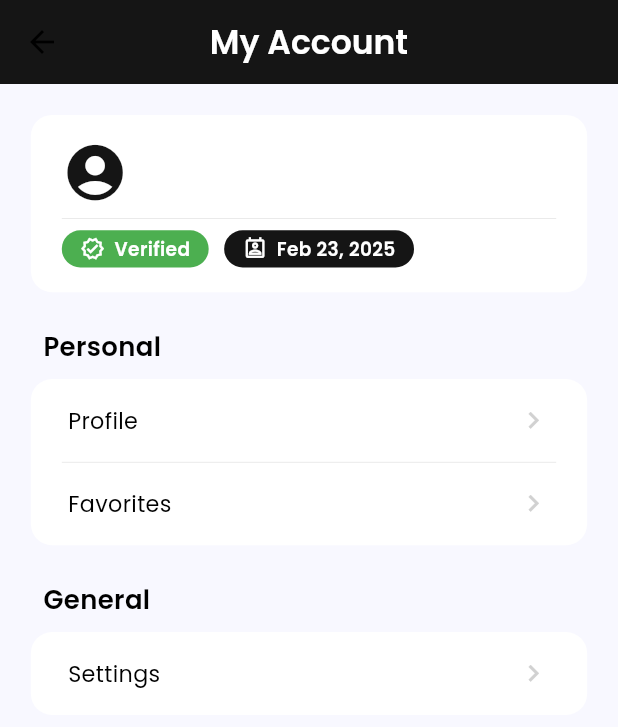
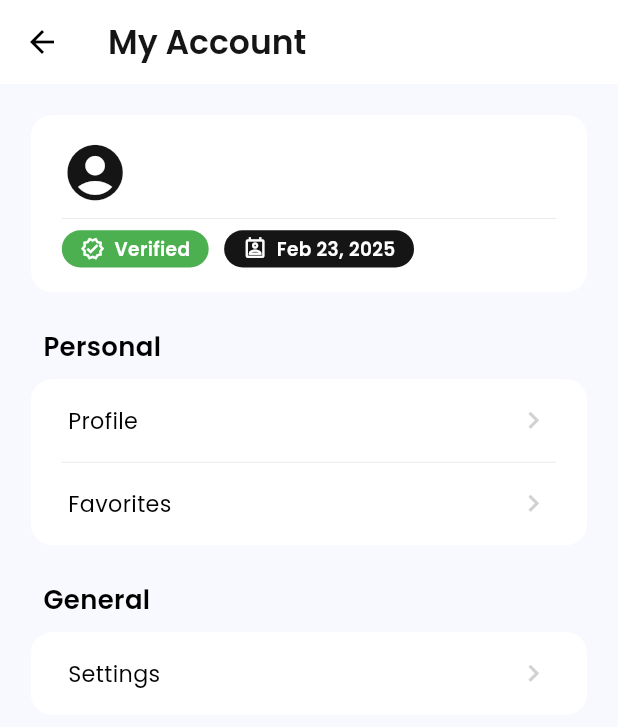
Before and after one commit to eseepark06/eseepark, a Flutter app: the Account screen opened directly, on a phone screen of 412 x 824 dp. Shown: the top 727 px of the screen. Run offline on Flutter 3.47's test engine with Material 3 defaults, Android fonts, the light colour scheme and no system bars; our stand-ins replace custom_refresh_indicator, device_preview, dropdown_button2, flutter_native_splash, flutter_otp_text_field, flutter_sticky_header and 8 more; missing offline and left inert: mobile_scanner; accounts and stored records are empty; statements that could not run were skipped.

Commit message:
eSEEPark v1.0.9

```diff
--- a/lib/screens/others/accounts/account.dart
+++ b/lib/screens/others/accounts/account.dart
@@ -53,13 +53,17 @@ class _AccountState extends State<Account> with AutomaticKeepAliveClientMixin<Ac
 
     return Scaffold(
       appBar: AppBar(
-        backgroundColor: Theme.of(context).colorScheme.primary,
+        backgroundColor: Colors.white,
         centerTitle: true,
-        title: Text('My Account',
-          style: TextStyle(
-            color: Colors.white,
-            fontWeight: FontWeight.w600
-          ),
+        title: Row(
+          children: [
+            Text('My Account',
+              style: TextStyle(
+                color: Theme.of(context).colorScheme.primary,
+                fontWeight: FontWeight.w600
+              ),
+            ),
+          ],
         ),
       ),
       body: Container(
```
